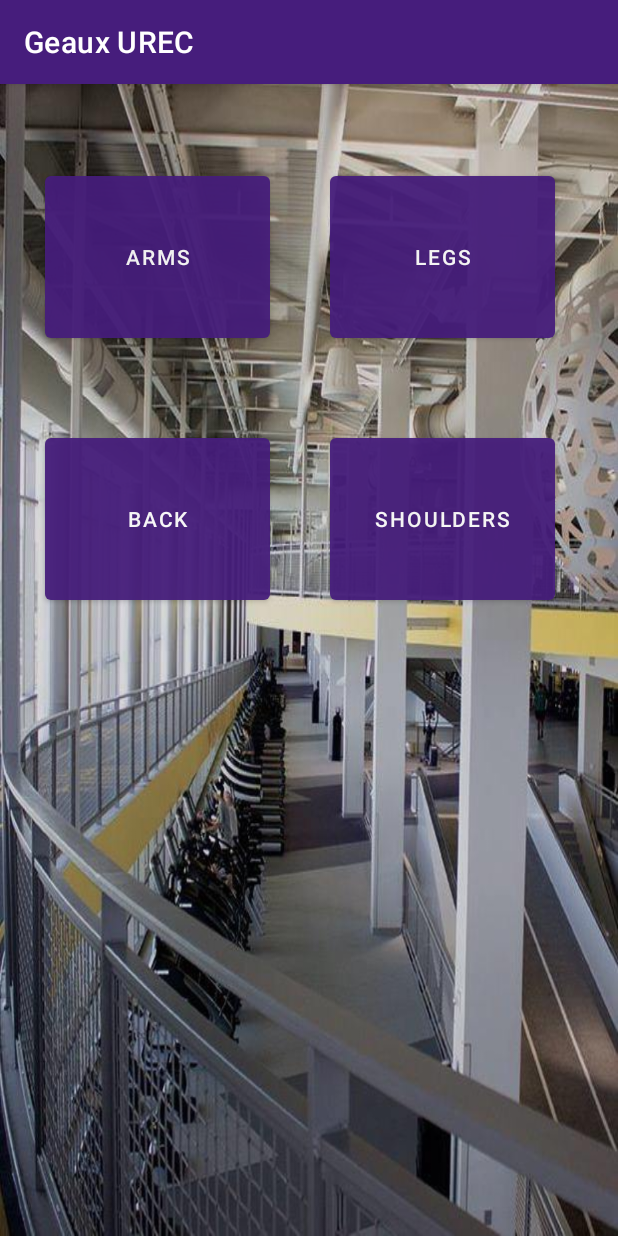
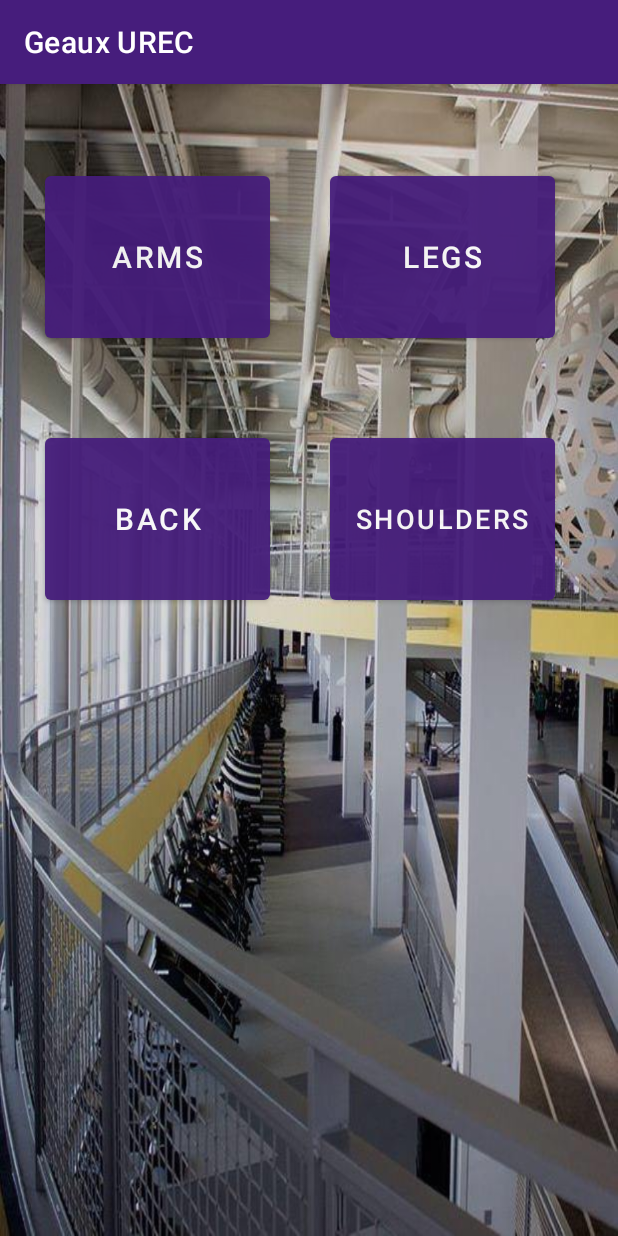
Before and after one commit to claireew02/UrecApp, an Android app: the screen it shows after launch (MuscleScreen), on a phone screen of 412 x 824 dp. Run offline under Robolectric (Android 15) with nearby library versions, the phone set to English and light mode, and no system bars.

Commit message:
changed text size on muscles page

```diff
--- a/app/src/main/res/layout/muscles.xml
+++ b/app/src/main/res/layout/muscles.xml
@@ -15,6 +15,7 @@
         android:layout_marginTop="55dp"
         android:alpha="0.93"
         android:text="@string/arms"
+        android:textSize="20sp"
         android:onClick="sendArms"
         app:layout_constraintStart_toStartOf="parent"
         app:layout_constraintTop_toTopOf="parent" />
@@ -28,6 +29,7 @@
         android:onClick="sendLegs"
         android:alpha="0.93"
         android:text="@string/legs"
+        android:textSize="20sp"
         app:layout_constraintStart_toStartOf="parent"
         app:layout_constraintTop_toTopOf="parent" />
 
@@ -40,6 +42,7 @@
         android:onClick="sendBack"
         android:alpha="0.93"
         android:text="@string/back"
+        android:textSize="20sp"
         app:layout_constraintStart_toStartOf="parent"
         app:layout_constraintTop_toTopOf="parent" />
 
@@ -52,7 +55,7 @@
         android:onClick="sendShoulders"
         android:alpha="0.93"
         android:text="@string/shoulders"
-        android:textSize="14sp"
+        android:textSize="18sp"
         app:layout_constraintStart_toStartOf="parent"
         app:layout_constraintTop_toTopOf="parent" />
 
```
